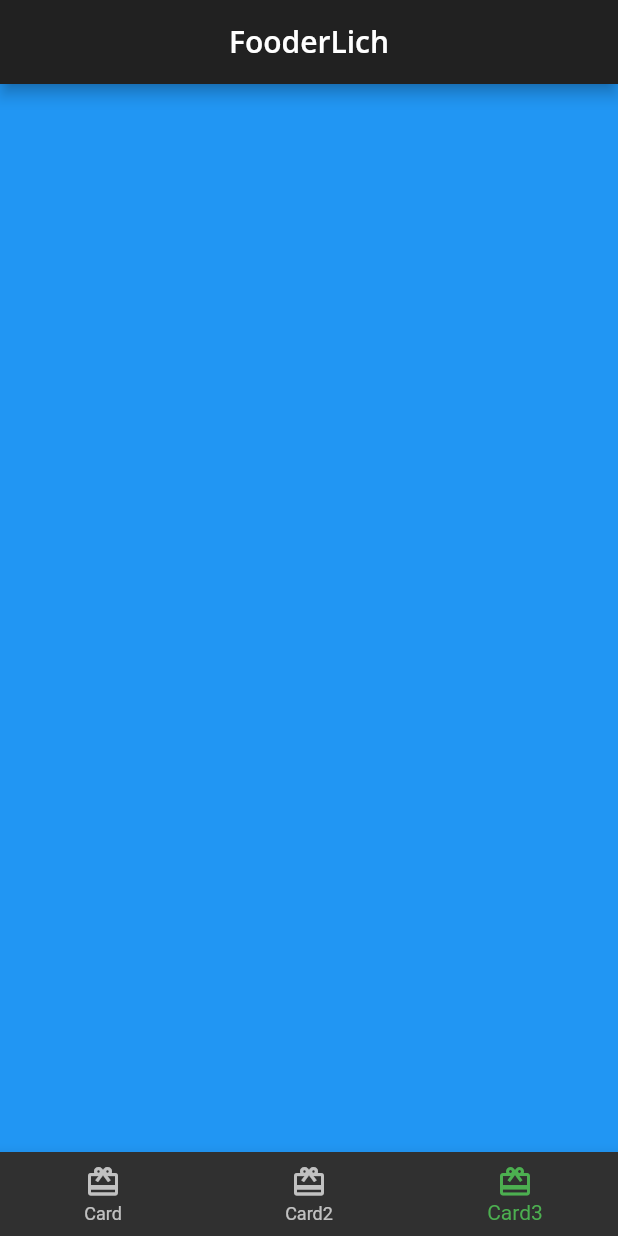
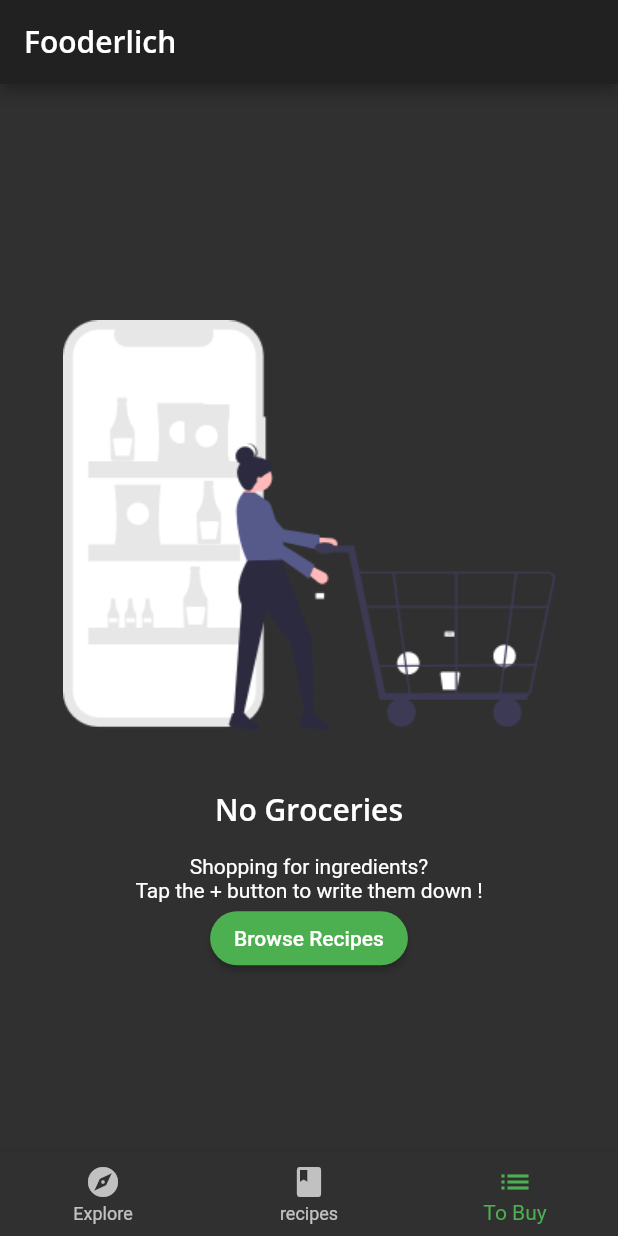
Before and after one commit to jognagram/fooderApp, a Flutter app: the screen it shows after launch, item 3 of the bottom bar chosen, on a phone screen of 412 x 824 dp. Run offline on Flutter 3.47's test engine with Material 2 defaults, Android fonts, the phone set to English and light mode, and no system bars; our stand-ins replace google_fonts.

Commit message:
seventh commit

```diff
--- a/lib/components/card2.dart
+++ b/lib/components/card2.dart
@@ -28,7 +28,7 @@ class Card2 extends StatelessWidget {
             const AuthorCard(
                 authorName: 'Dan Erifried',
                 title: 'Smoothie Connoisseur',
-              imageProvider: AssetImage('assets/erd.jpg'),
+              imageProvider: AssetImage('assets/magazine_pics/erd.jpg'),
             ),
             //Positionned Text
             Expanded(
--- a/lib/components/components.dart
+++ b/lib/components/components.dart
@@ -4,3 +4,4 @@ export 'card2.dart';
 export 'circle_image.dart';
 export 'today_recipe_list_view.dart';
 export 'friend_post_list_view.dart';
+export 'recipe_thumbnail.dart';
--- a/lib/components/recipe_grid_view.dart
+++ b/lib/components/recipe_grid_view.dart
@@ -0,0 +1,28 @@
+import 'package:flutter/material.dart';
+import 'package:fooder_app/components/components.dart';
+import 'package:fooder_app/models/models.dart';
+
+class RecipesGridView extends StatelessWidget {
+  final List<SimpleRecipe> recipes;
+  const RecipesGridView({Key? key,required this.recipes}) : super(key: key);
+
+  @override
+  Widget build(BuildContext context) {
+   return Padding(
+     padding: EdgeInsets.only(
+       left: 16,
+       right: 16,
+       top: 16,
+     ),
+
+     child: GridView.builder(
+       itemCount: recipes.length,
+       gridDelegate: const SliverGridDelegateWithFixedCrossAxisCount(crossAxisCount: 2),
+       itemBuilder: (context, index) {
+         final simpleRecipe = recipes[index];
+         return RecipeThumbnail(recipe: simpleRecipe);
+       },
+     ),
+   );
+  }
+}
--- a/lib/home.dart
+++ b/lib/home.dart
@@ -2,8 +2,12 @@ import 'package:flutter/material.dart';
 import 'package:fooder_app/components/card2.dart';
 import 'package:fooder_app/components/card3.dart';
 import 'package:fooder_app/screens/explore_screen.dart';
+import 'package:fooder_app/screens/grocery_screen.dart';
+import 'package:fooder_app/screens/recipes_screens.dart';
+import 'package:provider/provider.dart';
 
 import 'components/card1.dart';
+import 'models/models.dart';
 
 
 class Home extends StatefulWidget {
@@ -18,8 +22,8 @@ class _HomeState extends State<Home> {
 
   static List<Widget> pages = <Widget>[
     ExploreScreen(),
-    Container(color: Colors.green),
-    Container(color: Colors.blue,),
+    RecipesScreen(),
+    GroceryScreen(),
   ];
 
   void _onItemTapped(int index) {
@@ -29,35 +33,40 @@ class _HomeState extends State<Home> {
   }
   @override
   Widget build(BuildContext context) {
+    return Consumer<TabManager>(builder: (context, tabManager, child) {
       return Scaffold(
         appBar: AppBar(
-        centerTitle: true,
           title: Text(
-          'FooderLich',
+            'Fooderlich',
             style: Theme.of(context).textTheme.headline6,
           ),
         ),
+        body: pages[tabManager.selectedTab],
         bottomNavigationBar: BottomNavigationBar(
           selectedItemColor: Theme.of(context).textSelectionTheme.selectionColor,
-        currentIndex: _selectedIndex,
-        onTap: _onItemTapped,
+
+          currentIndex: tabManager.selectedTab,
+          onTap: (index) {
+            tabManager.goTab(index);
+          },
           items: <BottomNavigationBarItem>[
             const BottomNavigationBarItem(
-            icon: Icon(Icons.card_giftcard),
-            label: 'Card',
+              icon: Icon(Icons.explore),
+              label: 'Explore',
             ),
 
             const BottomNavigationBarItem(
-            icon: Icon(Icons.card_giftcard),
-            label: 'Card2',
+              icon: Icon(Icons.book),
+              label: 'recipes',
             ),
+
             const BottomNavigationBarItem(
-            icon: Icon(Icons.card_giftcard),
-            label: 'Card3',
-          )
+              icon: Icon(Icons.list),
+              label: 'To Buy'
+            ),
           ],
         ),
-      body: pages[_selectedIndex],
       );
+    });
   }
 }
--- a/lib/main.dart
+++ b/lib/main.dart
@@ -1,6 +1,9 @@
 import 'package:flutter/material.dart';
+import 'package:provider/provider.dart';
 import 'fooderlich_theme.dart';
 import 'home.dart';
+import 'models/models.dart';
+
 
 void main(){
   runApp(const FooderLich());
@@ -16,7 +19,12 @@ class FooderLich extends StatelessWidget {
       debugShowCheckedModeBanner: false,
       title: 'FooderLich',
       theme: theme,
-      home: const Home(),
+      home: MultiProvider(
+        providers: [
+          ChangeNotifierProvider(create: (context) => TabManager()),
+        ],
+        child: const Home(),
+      )
     );
   }
 }
--- a/lib/models/models.dart
+++ b/lib/models/models.dart
@@ -2,3 +2,5 @@ export 'explore_data.dart';
 export 'explore_recipe.dart';
 export 'post.dart';
 export 'simple_recipe.dart';
+export 'grocery_item.dart';
+export 'tab_manager.dart';
--- a/lib/models/tab_manager.dart
+++ b/lib/models/tab_manager.dart
@@ -0,0 +1,15 @@
+import 'package:flutter/material.dart';
+
+class TabManager extends ChangeNotifier {
+  int selectedTab = 0;
+
+  void goTab(index) {
+    selectedTab = index;
+    notifyListeners();
+  }
+
+  void goToRecipes() {
+    selectedTab = 1;
+    notifyListeners();
+  }
+}
--- a/lib/screens/empty_grocery_screen.dart
+++ b/lib/screens/empty_grocery_screen.dart
@@ -0,0 +1,44 @@
+import 'package:flutter/material.dart';
+
+class EmptyGroceryScreen extends StatelessWidget {
+  const EmptyGroceryScreen({Key? key}) : super(key: key);
+
+  @override
+  Widget build(BuildContext context) {
+    return Padding(
+      padding: const EdgeInsets.all(30.0),
+      child: Center(
+        child: Column(
+          mainAxisAlignment: MainAxisAlignment.center,
+          children: [
+            Flexible(
+              child: AspectRatio(
+                aspectRatio: 1 / 1,
+                child: Image.asset('assets/fooderlich_assets/empty_list.png'),
+              ),
+            ),
+            Text(
+              'No Groceries',
+              style: Theme.of(context).textTheme.headline6,
+            ),
+            const SizedBox(height: 16.0),
+            const Text(
+              'Shopping for ingredients?\n'
+                  'Tap the + button to write them down !',
+              textAlign: TextAlign.center,
+            ),
+            MaterialButton(
+              textColor: Colors.white,
+              child: const Text('Browse Recipes'),
+              shape: RoundedRectangleBorder(
+                borderRadius: BorderRadius.circular(30.0),
+              ),
+              color: Colors.green,
+              onPressed: () {},
+            )
+          ],
+        ),
+      ),
+    );
+  }
+}
--- a/lib/screens/grocery_screen.dart
+++ b/lib/screens/grocery_screen.dart
@@ -0,0 +1,11 @@
+import 'package:flutter/material.dart';
+import 'empty_grocery_screen.dart';
+
+class GroceryScreen extends StatelessWidget {
+  const GroceryScreen({Key? key}) : super(key: key);
+
+  @override
+  Widget build(BuildContext context) {
+    return EmptyGroceryScreen();
+  }
+}
--- a/pubspec.yaml
+++ b/pubspec.yaml
@@ -35,6 +35,7 @@ dependencies:
   # Use with the CupertinoIcons class for iOS style icons.
   cupertino_icons: ^1.0.2
   google_fonts: ^2.1.0
+  provider: ^6.0.1
 
 dev_dependencies:
   flutter_test:
@@ -65,6 +66,7 @@ flutter:
       - assets/magazine_pics/
       - assets/profile_pics/
       - assets/sample_data/
+      - assets/fooderlich_assets/
   #   - images/a_dot_burr.jpeg
   #   - images/a_dot_ham.jpeg
 
```
Also changed, not shown: lib/components/recipe_thumbnail.dart (+37 -0 lines), lib/models/grocery_item.dart (+47 -0 lines), lib/screens/explore_screen.dart (+34 -3 lines), lib/screens/recipes_screens.dart (+23 -0 lines), lib/models/grocery_manager.dart (added), lib/screens/grocery_item_dart.dart (added), pubspec.lock. Lines whose indentation alone changed are shown as unchanged.
